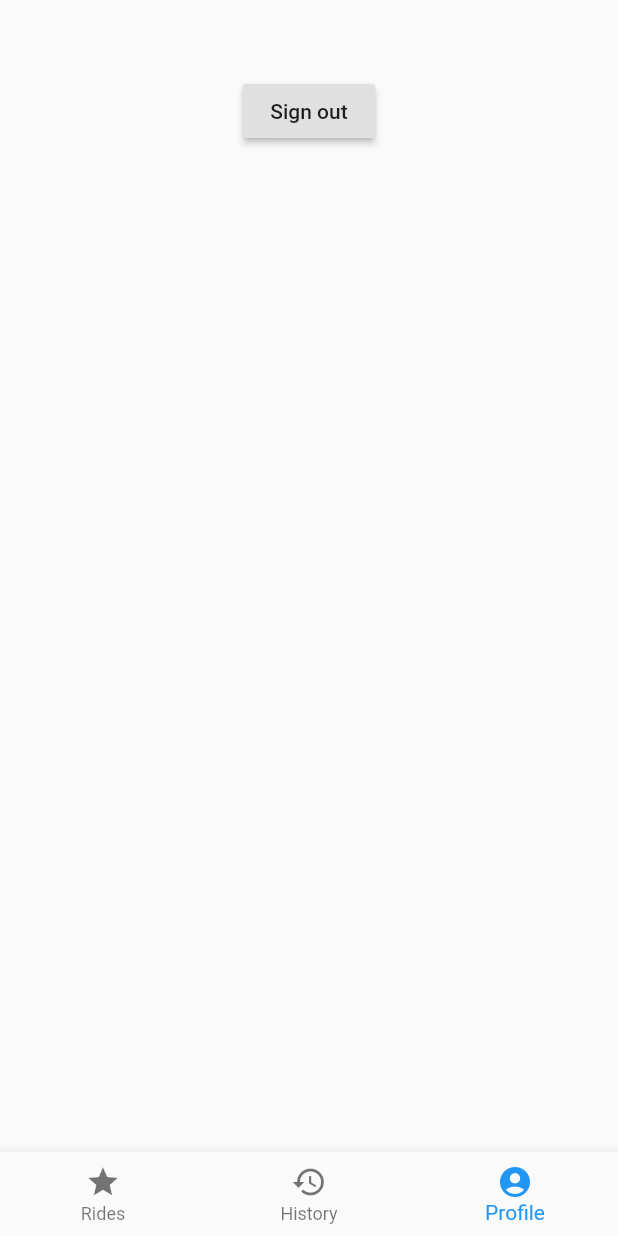
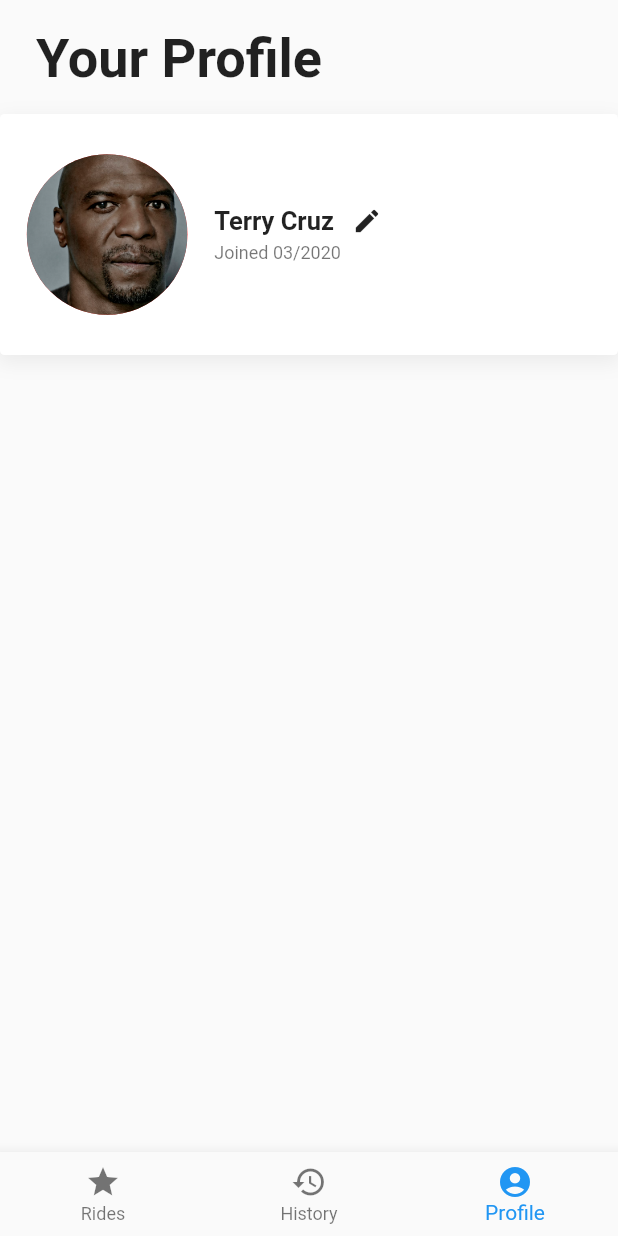
Before and after one commit to cornell-dti/carriage-driver, a Flutter app: the Home screen opened directly, item 3 of the bottom bar chosen, on a phone screen of 412 x 824 dp. Run offline on Flutter 3.47's test engine with Material 2 defaults, Android fonts, the phone set to English and light mode, and no system bars; our stand-ins replace google_sign_in; Roboto replaces fonts that are missing (SFPro).

Commit message:
Layout for profile pic, name, date joined

```diff
--- a/lib/Home.dart
+++ b/lib/Home.dart
@@ -1,6 +1,7 @@
 import 'package:flutter/material.dart';
 import 'Upcoming.dart';
 import 'Login.dart';
+import 'Profile.dart';
 
 class Greeting extends StatelessWidget {
   final String name;
@@ -41,7 +42,11 @@ class Home extends StatefulWidget {
 }
 
 class _HomeState extends State<Home> {
-  int _selectedIndex = 0;
+  static const int RIDES = 0;
+  static const int SUMMARY = 1;
+  static const int PROFILE = 2;
+
+  int _selectedIndex = RIDES;
   List<UpcomingRide> rides;
   String _name;
 
@@ -116,23 +121,39 @@ class _HomeState extends State<Home> {
     );
   }
 
+  Widget getPage(BuildContext context, int index) {
+    switch (index) {
+      case (RIDES):
+        if (rides.length == 0) return _noRidesLeftPage(context);
+        else return _ridesPage(context);
+        break;
+      case (SUMMARY):
+        return Column(
+          children: <Widget>[
+            SizedBox(height: 50),
+            Row(
+              mainAxisAlignment: MainAxisAlignment.center,
+              children: <Widget>[
+                SignOutButton(),
+              ],
+            )
+          ],
+        );
+        break;
+      case (PROFILE):
+        return Profile();
+        break;
+      default:
+        return Column();
+    }
+  }
   @override
   Widget build(BuildContext context) {
+    rides.add(UpcomingRide());
     return WillPopScope(
       onWillPop: () async => false,
       child: Scaffold(
-        body: _selectedIndex == 0
-            ? (rides.length == 0 ? _noRidesLeftPage(context) : _ridesPage(context))
-            : _selectedIndex == 1
-                ? Column()
-                : Column(
-                    children: <Widget>[SizedBox(height: 50), Row(
-                      mainAxisAlignment: MainAxisAlignment.center,
-                      children: <Widget>[
-                       SignOutButton(),
-                      ],
-                    )],
-                  ),
+        body: getPage(context, _selectedIndex),
         bottomNavigationBar: BottomNavigationBar(
           selectedItemColor: Colors.blue,
           items: <BottomNavigationBarItem>[
@@ -159,7 +180,6 @@ class SignOutButton extends StatelessWidget {
       onPressed: () {
         googleSignIn.signOut();
       },
-
     );
   }
 }
--- /dev/null
+++ b/lib/Profile.dart
@@ -0,0 +1,82 @@
+import 'dart:ui';
+
+import 'package:flutter/material.dart';
+import 'package:flutter/rendering.dart';
+
+class Profile extends StatefulWidget {
+  Profile({Key key}) : super(key: key);
+  @override
+  _ProfileState createState() => _ProfileState();
+}
+
+class _ProfileState extends State<Profile> {
+  @override
+  Widget build(BuildContext context) {
+    double _width = MediaQuery.of(context).size.width;
+    double _picRadius = _width * 0.13;
+    double _picMarginLR = _picRadius / 3;
+    double _picMarginTB = _picRadius / 2;
+    return Column(
+        crossAxisAlignment: CrossAxisAlignment.start,
+        children: [
+          Padding(
+            padding: EdgeInsets.only(
+                left: 24.0,
+                top: 18.0 + MediaQuery.of(context).padding.top,
+                bottom: 16.0
+            ),
+            child: Text(
+                'Your Profile',
+                style: Theme.of(context).textTheme.headline
+            ),
+          ),
+          Container(
+              decoration: BoxDecoration(
+                color: Colors.white,
+                borderRadius: BorderRadius.circular(3),
+                boxShadow: [
+                  BoxShadow(
+                      color: Color.fromARGB(15, 0, 0, 0),
+                      offset: Offset(0, 4.0),
+                      blurRadius: 10.0,
+                      spreadRadius: 1.0
+                  )
+                ],
+              ),
+              child: Row(
+                  children: [
+                    Padding (
+                        padding: EdgeInsets.only(left: _picMarginLR, right: _picMarginLR, top: _picMarginTB, bottom: _picMarginTB),
+                        child:
+                        CircleAvatar(
+                          backgroundImage: AssetImage('assets/images/terry.jpg'),
+                          radius: _picRadius,
+                        )
+                    ),
+                    Column (
+                        crossAxisAlignment: CrossAxisAlignment.start,
+                        children: [
+                          Row(
+                              children: [
+                                Text("Terry Cruz", style: Theme.of(context).textTheme.subhead),
+                                Padding(
+                                  padding: EdgeInsets.only(left: 12),
+                                  child: Icon(
+                                    Icons.edit,
+                                    size: 20,
+                                  )
+                                )
+                              ]
+                          ),
+                          SizedBox(height: 4),
+                          Text("Joined 03/2020", style: Theme.of(context).textTheme.display2)
+                        ]
+                    )
+
+                  ]
+              )
+          )
+        ]
+    );
+  }
+}
--- a/lib/main_common.dart
+++ b/lib/main_common.dart
@@ -24,7 +24,8 @@ class MyApp extends StatelessWidget {
             textTheme: TextTheme(
               headline: TextStyle(fontSize: 36, fontWeight: FontWeight.bold),
               subhead: TextStyle(fontSize: 17.0, fontWeight: FontWeight.bold),
-              display1: TextStyle(fontSize: 12.0, fontWeight: FontWeight.bold)
+              display1: TextStyle(fontSize: 12.0, fontWeight: FontWeight.bold),
+                display2: TextStyle(fontSize: 12.0, fontWeight: FontWeight.normal)
             )
             ),
         home: Login());
```
Also changed, not shown: pubspec.lock.
